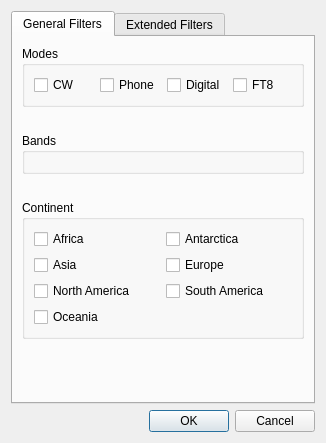
The window that ui/DxFilterDialog.ui (k5mcd/QLog) describes before a commit, drawn with Qt 5.
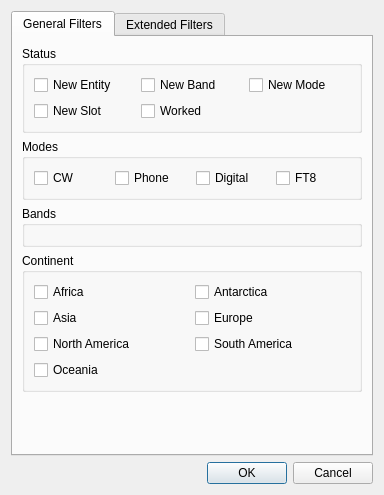
The same window after the commit.

Commit message: DXC Filter: Added Status checkboxes; Spot Deduplication checkbox

```diff
--- a/ui/DxFilterDialog.ui
+++ b/ui/DxFilterDialog.ui
@@ -6,8 +6,8 @@
    <rect>
     <x>0</x>
     <y>0</y>
-    <width>326</width>
-    <height>443</height>
+    <width>384</width>
+    <height>495</height>
    </rect>
   </property>
   <property name="sizePolicy">
@@ -39,7 +39,7 @@
        <string>General Filters</string>
       </attribute>
       <layout class="QGridLayout" name="gridLayout">
-       <item row="3" column="0">
+       <item row="2" column="0">
         <widget class="QGroupBox" name="bands">
          <property name="title">
           <string>Bands</string>
@@ -51,7 +51,7 @@
          </layout>
         </widget>
        </item>
-       <item row="6" column="0">
+       <item row="4" column="0">
         <spacer name="verticalSpacer">
          <property name="orientation">
           <enum>Qt::Vertical</enum>
@@ -64,84 +64,6 @@
          </property>
         </spacer>
        </item>
-       <item row="2" column="0">
-        <spacer name="verticalSpacer_2">
-         <property name="orientation">
-          <enum>Qt::Vertical</enum>
-         </property>
-         <property name="sizeType">
-          <enum>QSizePolicy::Fixed</enum>
-         </property>
-         <property name="sizeHint" stdset="0">
-          <size>
-           <width>20</width>
-           <height>20</height>
-          </size>
-         </property>
-        </spacer>
-       </item>
-       <item row="5" column="0">
-        <widget class="QGroupBox" name="continent">
-         <property name="title">
-          <string>Continent</string>
-         </property>
-         <layout class="QVBoxLayout" name="verticalLayout_3">
-          <item>
-           <layout class="QGridLayout" name="cont_group">
-            <item row="2" column="0">
-             <widget class="QCheckBox" name="nacheckbox">
-              <property name="text">
-               <string>North America</string>
-              </property>
-             </widget>
-            </item>
-            <item row="0" column="0">
-             <widget class="QCheckBox" name="afcheckbox">
-              <property name="text">
-               <string>Africa</string>
-              </property>
-             </widget>
-            </item>
-            <item row="0" column="1">
-             <widget class="QCheckBox" name="ancheckbox">
-              <property name="text">
-               <string>Antarctica</string>
-              </property>
-             </widget>
-            </item>
-            <item row="2" column="1">
-             <widget class="QCheckBox" name="sacheckbox">
-              <property name="text">
-               <string>South America</string>
-              </property>
-             </widget>
-            </item>
-            <item row="1" column="0">
-             <widget class="QCheckBox" name="ascheckbox">
-              <property name="text">
-               <string>Asia</string>
-              </property>
-             </widget>
-            </item>
-            <item row="1" column="1">
-             <widget class="QCheckBox" name="eucheckbox">
-              <property name="text">
-               <string>Europe</string>
-              </property>
-             </widget>
-            </item>
-            <item row="3" column="0">
-             <widget class="QCheckBox" name="occheckbox">
-              <property name="text">
-               <string>Oceania</string>
-              </property>
-             </widget>
-            </item>
-           </layout>
-          </item>
-         </layout>
-        </widget>
-       </item>
        <item row="1" column="0">
         <widget class="QGroupBox" name="modes">
          <property name="sizePolicy">
@@ -222,21 +144,115 @@
          </layout>
         </widget>
        </item>
-       <item row="4" column="0">
-        <spacer name="verticalSpacer_4">
-         <property name="orientation">
-          <enum>Qt::Vertical</enum>
+       <item row="3" column="0">
+        <widget class="QGroupBox" name="continent">
+         <property name="title">
+          <string>Continent</string>
          </property>
-         <property name="sizeType">
-          <enum>QSizePolicy::Fixed</enum>
+         <layout class="QVBoxLayout" name="verticalLayout_3">
+          <item>
+           <layout class="QGridLayout" name="cont_group">
+            <item row="2" column="0">
+             <widget class="QCheckBox" name="nacheckbox">
+              <property name="text">
+               <string>North America</string>
+              </property>
+             </widget>
+            </item>
+            <item row="0" column="0">
+             <widget class="QCheckBox" name="afcheckbox">
+              <property name="text">
+               <string>Africa</string>
+              </property>
+             </widget>
+            </item>
+            <item row="0" column="1">
+             <widget class="QCheckBox" name="ancheckbox">
+              <property name="text">
+               <string>Antarctica</string>
+              </property>
+             </widget>
+            </item>
+            <item row="2" column="1">
+             <widget class="QCheckBox" name="sacheckbox">
+              <property name="text">
+               <string>South America</string>
+              </property>
+             </widget>
+            </item>
+            <item row="1" column="0">
+             <widget class="QCheckBox" name="ascheckbox">
+              <property name="text">
+               <string>Asia</string>
+              </property>
+             </widget>
+            </item>
+            <item row="1" column="1">
+             <widget class="QCheckBox" name="eucheckbox">
+              <property name="text">
+               <string>Europe</string>
+              </property>
+             </widget>
+            </item>
+            <item row="3" column="0">
+             <widget class="QCheckBox" name="occheckbox">
+              <property name="text">
+               <string>Oceania</string>
+              </property>
+             </widget>
+            </item>
+           </layout>
+          </item>
+         </layout>
+        </widget>
+       </item>
+       <item row="0" column="0">
+        <widget class="QGroupBox" name="groupBox">
+         <property name="title">
+          <string>Status</string>
          </property>
-         <property name="sizeHint" stdset="0">
-          <size>
-           <width>20</width>
-           <height>20</height>
-          </size>
-         </property>
-        </spacer>
+         <layout class="QVBoxLayout" name="verticalLayout_7">
+          <item>
+           <layout class="QGridLayout" name="status_group">
+            <item row="0" column="2">
+             <widget class="QCheckBox" name="newModecheckbox">
+              <property name="text">
+               <string>New Mode</string>
+              </property>
+             </widget>
+            </item>
+            <item row="0" column="0">
+             <widget class="QCheckBox" name="newEntitycheckbox">
+              <property name="text">
+               <string>New Entity</string>
+              </property>
+             </widget>
+            </item>
+            <item row="0" column="1">
+             <widget class="QCheckBox" name="newBandcheckbox">
+              <property name="text">
+               <string>New Band</string>
+              </property>
+             </widget>
+            </item>
+            <item row="1" column="0">
+             <widget class="QCheckBox" name="newSlotcheckbox">
+              <property name="text">
+               <string>New Slot</string>
+              </property>
+             </widget>
+            </item>
+            <item row="1" column="1">
+             <widget class="QCheckBox" name="workedcheckbox">
+              <property name="text">
+               <string>Worked</string>
+              </property>
+             </widget>
+            </item>
+           </layout>
+          </item>
+         </layout>
+        </widget>
        </item>
       </layout>
      </widget>
```
Left out of the diff: 23 changed lines with no effect on the pictures. The commit also changes 4 other files.
